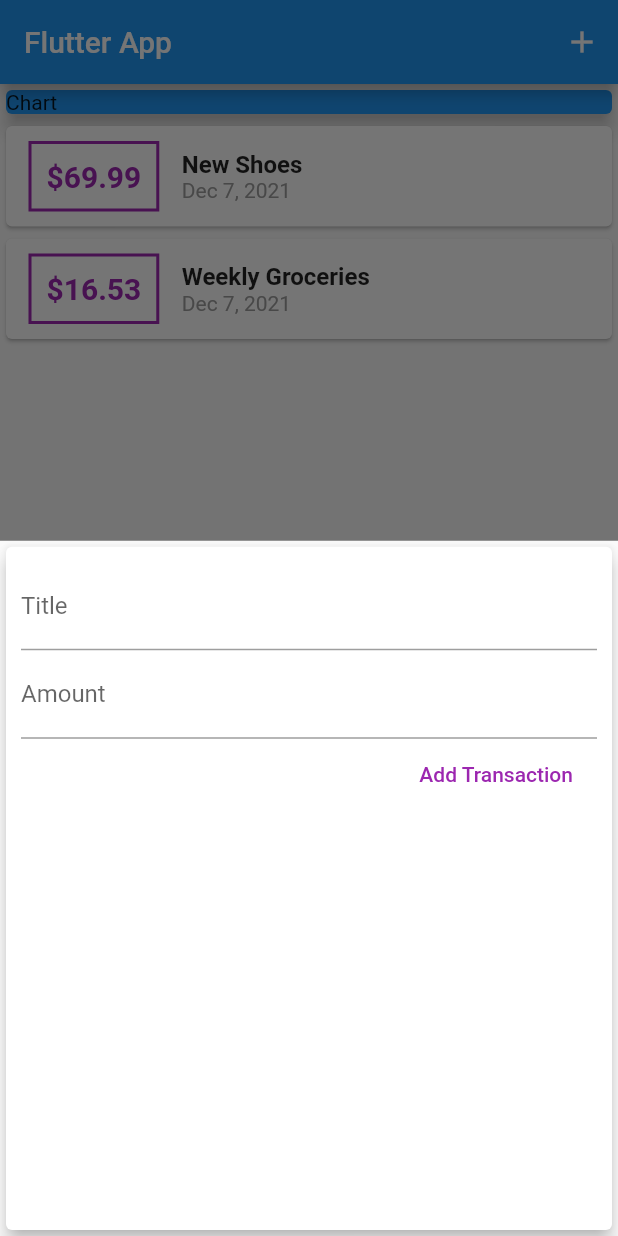
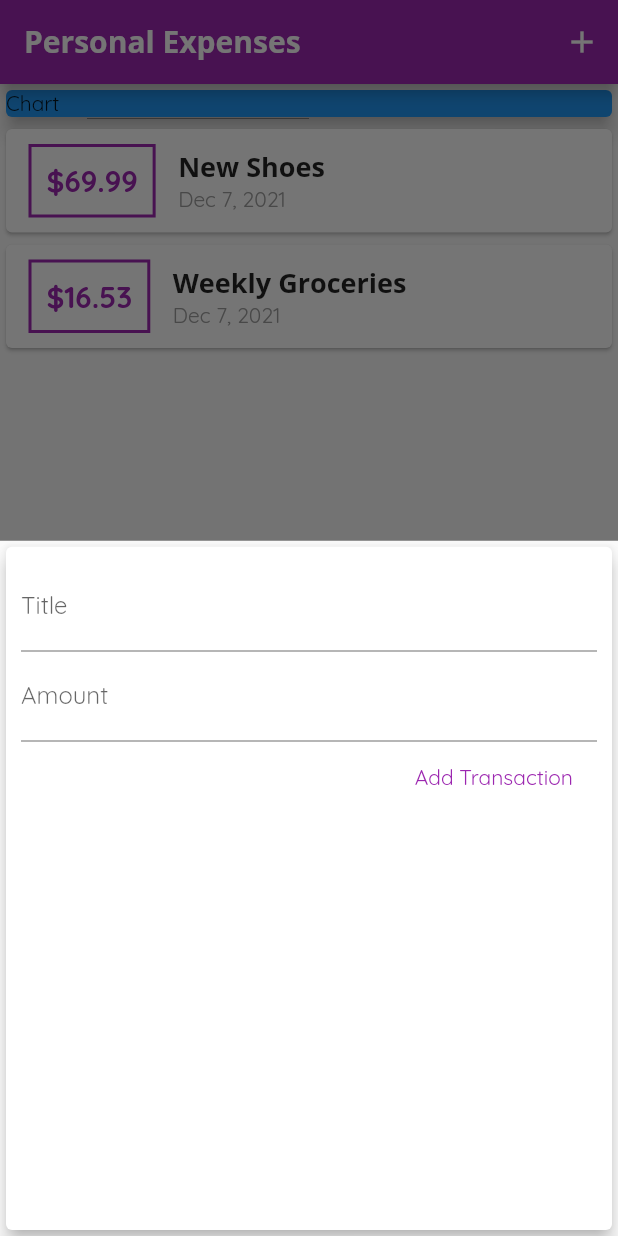
Before and after one commit to dario-nihil/flutter_expense_tracker, a Flutter app: the screen it shows after launch, after a tap on the "add" icon, on a phone screen of 412 x 824 dp. Run offline on Flutter 3.47's test engine with Material 2 defaults, Android fonts, the phone set to English and light mode, and no system bars.

Commit message:
added custom fonts and replace font styles

```diff
--- a/lib/main.dart
+++ b/lib/main.dart
@@ -11,8 +11,32 @@ class MyApp extends StatelessWidget {
   @override
   Widget build(BuildContext context) {
     return MaterialApp(
+      theme: ThemeData(
+        primarySwatch: Colors.purple,
+        accentColor: Colors.amber,
+        fontFamily: 'Quicksand',
+        textTheme: TextTheme(
+            headline6: TextStyle(
+                fontFamily: 'OpenSans',
+                fontSize: 18,
+                fontWeight: FontWeight.bold)),
+        appBarTheme: AppBarTheme(
+          toolbarTextStyle: const TextTheme(
+              headline6: TextStyle(
+            fontFamily: 'OpenSans',
+            fontSize: 20,
+            fontWeight: FontWeight.bold,
+          )).bodyText2,
+          titleTextStyle: const TextTheme(
+                  headline6: TextStyle(
+                      fontFamily: 'OpenSans',
+                      fontSize: 20,
+                      fontWeight: FontWeight.bold))
+              .headline6,
+        ),
+      ),
       debugShowCheckedModeBanner: false,
-      title: 'Flutter App',
+      title: 'Personal Expenses',
       home: MyHomePage(),
     );
   }
@@ -64,7 +88,7 @@ class _MyHomePageState extends State<MyHomePage> {
   Widget build(BuildContext context) {
     return Scaffold(
       appBar: AppBar(
-        title: Text('Flutter App'),
+        title: Text('Personal Expenses'),
         actions: [
           IconButton(
               onPressed: () => _startAddNewTransaction(context),
--- a/lib/widgets/new_transaction.dart
+++ b/lib/widgets/new_transaction.dart
@@ -1,11 +1,18 @@
 import 'package:flutter/material.dart';
 
-class NewTransaction extends StatelessWidget {
-  final titleController = TextEditingController();
-  final amountController = TextEditingController();
+class NewTransaction extends StatefulWidget {
   final Function addTx;
 
   NewTransaction(this.addTx);
+
+  @override
+  State<NewTransaction> createState() => _NewTransactionState();
+}
+
+class _NewTransactionState extends State<NewTransaction> {
+  final titleController = TextEditingController();
+
+  final amountController = TextEditingController();
 
   void submitData() {
     final enteredTite = titleController.text;
@@ -15,7 +22,9 @@ class NewTransaction extends StatelessWidget {
       return;
     }
 
-    addTx(enteredTite, enteredAmount);
+    widget.addTx(enteredTite, enteredAmount);
+
+    Navigator.of(context).pop();
   }
 
   @override
--- a/lib/widgets/transaction_list.dart
+++ b/lib/widgets/transaction_list.dart
@@ -20,14 +20,15 @@ class TransactionList extends StatelessWidget {
                 Container(
                   margin: EdgeInsets.symmetric(vertical: 10, horizontal: 15),
                   decoration: BoxDecoration(
-                      border: Border.all(color: Colors.purple, width: 2)),
+                      border: Border.all(
+                          color: Theme.of(context).primaryColor, width: 2)),
                   padding: EdgeInsets.all(10),
                   child: Text(
                     '\$${transactions[idx].amount.toStringAsFixed(2)}',
                     style: TextStyle(
                         fontWeight: FontWeight.bold,
                         fontSize: 20,
-                        color: Colors.purple),
+                        color: Theme.of(context).primaryColor),
                   ),
                 ),
                 Column(
@@ -35,8 +36,7 @@ class TransactionList extends StatelessWidget {
                   children: [
                     Text(
                       transactions[idx].title,
-                      style:
-                          TextStyle(fontWeight: FontWeight.bold, fontSize: 16),
+                      style: Theme.of(context).textTheme.headline6,
                     ),
                     Text(
                       DateFormat.yMMMd().format(transactions[idx].date),
```
Also changed, not shown: pubspec.yaml (+11 -6 lines), assets/fonts/OpenSans-Bold.ttf (added), assets/fonts/OpenSans-Regular.ttf (added), assets/fonts/Quicksand-Bold.ttf (added), assets/fonts/Quicksand-Light.ttf (added), assets/fonts/Quicksand-Medium.ttf (added), assets/fonts/Quicksand-Regular.ttf (added).
